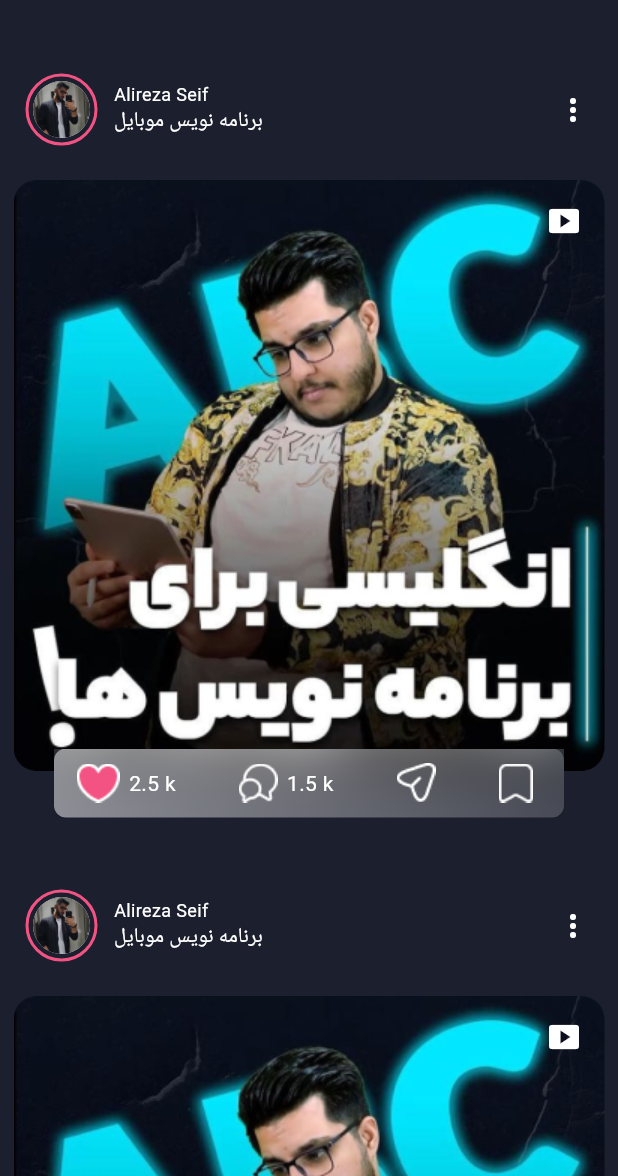
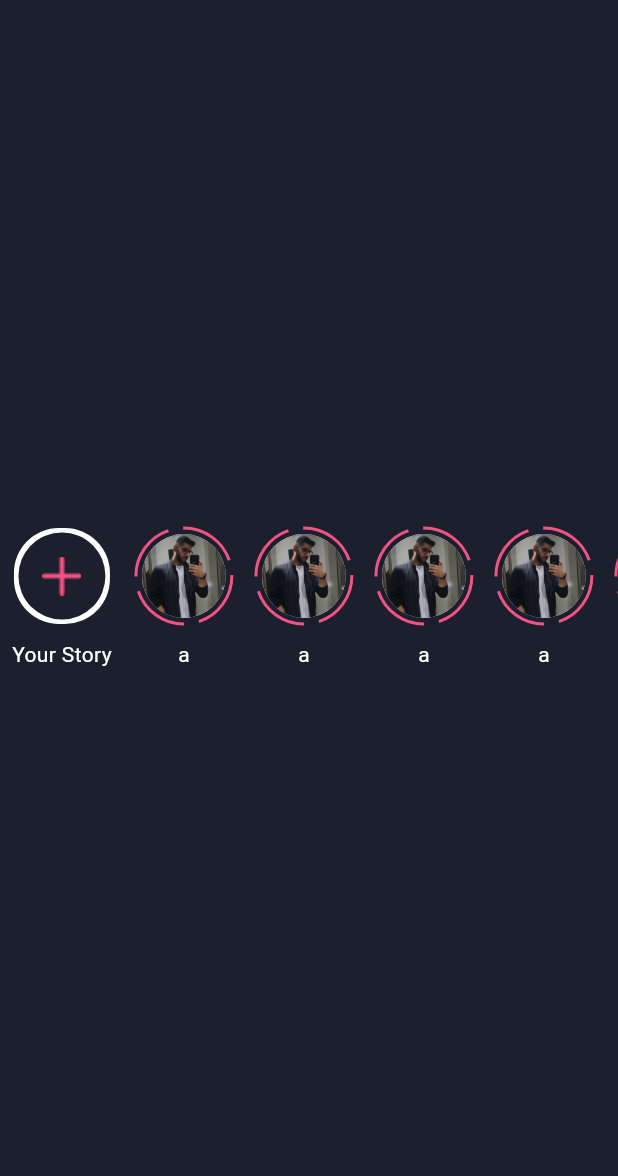
Before and after one commit to Alireza-Seif/Instagram-clone, a Flutter app: the screen it shows after launch, on a phone screen of 412 x 824 dp, the part 60-1236 px from its top. Run offline on Flutter 3.47's test engine with Material 3 defaults, Android fonts, the phone set to English and light mode, and no system bars; drawn by our look-alikes of dotted_border; Roboto replaces fonts that are missing (GB, SM).

Commit message:
feat: add List Story

```diff
--- a/lib/screens/home_screen.dart
+++ b/lib/screens/home_screen.dart
@@ -1,9 +1,6 @@
 import 'dart:ui';
-
-import 'package:flutter/cupertino.dart';
 import 'package:flutter/material.dart';
 import 'package:dotted_border/dotted_border.dart';
-import 'package:flutter/widgets.dart';
 
 class HomeScreen extends StatelessWidget {
   const HomeScreen({super.key});
@@ -30,7 +27,15 @@ class HomeScreen extends StatelessWidget {
       ),
       body: SafeArea(
         child: Center(
-          child: _getPostList(),
+          child: SizedBox(
+            height: 120,
+            child: ListView.builder(
+              scrollDirection: Axis.horizontal,
+              itemBuilder: (BuildContext context, int index) {
+                return index == 0 ? _getAddStoryBox() : _getStoryBox();
+              },
+            ),
+          ),
         ),
       ),
     );
@@ -171,24 +176,44 @@ class HomeScreen extends StatelessWidget {
     );
   }
 
-  DottedBorder _getStoryBox() {
-    return DottedBorder(
+  Widget _getStoryBox() {
+    return Container(
+      margin: const EdgeInsets.symmetric(horizontal: 8, vertical: 12),
+      child: Column(
+        children: [
+          DottedBorder(
             borderType: BorderType.Circle,
             radius: const Radius.circular(17),
             color: const Color(0xffF35383),
             strokeWidth: 2,
-      dashPattern: const [180, 5],
+            dashPattern: const [40, 10],
             padding: const EdgeInsets.all(4),
             child: const ClipRRect(
-        borderRadius: BorderRadius.all(Radius.circular(15)),
+              borderRadius: BorderRadius.all(
+                Radius.circular(15),
+              ),
               child: CircleAvatar(
-            radius: 19, foregroundImage: AssetImage('assets/images/my_pf.png')),
+                radius: 28,
+                foregroundImage: AssetImage('assets/images/my_pf.png'),
+              ),
+            ),
+          ),
+          const SizedBox(height: 10),
+          const Text(
+            'a',
+            style: TextStyle(color: Colors.white),
+          ),
+        ],
       ),
     );
   }
 
   Widget _getAddStoryBox() {
     return Container(
+      margin: const EdgeInsets.symmetric(horizontal: 8, vertical: 12),
+      child: Column(
+        children: [
+          Container(
             width: 64,
             height: 64,
             padding: const EdgeInsets.all(3),
@@ -205,6 +230,14 @@ class HomeScreen extends StatelessWidget {
               ),
               child: Image.asset('assets/images/icon_plus.png'),
             ),
+          ),
+          const SizedBox(height: 10),
+          const Text(
+            'Your Story',
+            style: TextStyle(color: Colors.white),
+          ),
+        ],
+      ),
     );
   }
 }
```
Lines whose indentation alone changed are shown as unchanged.
